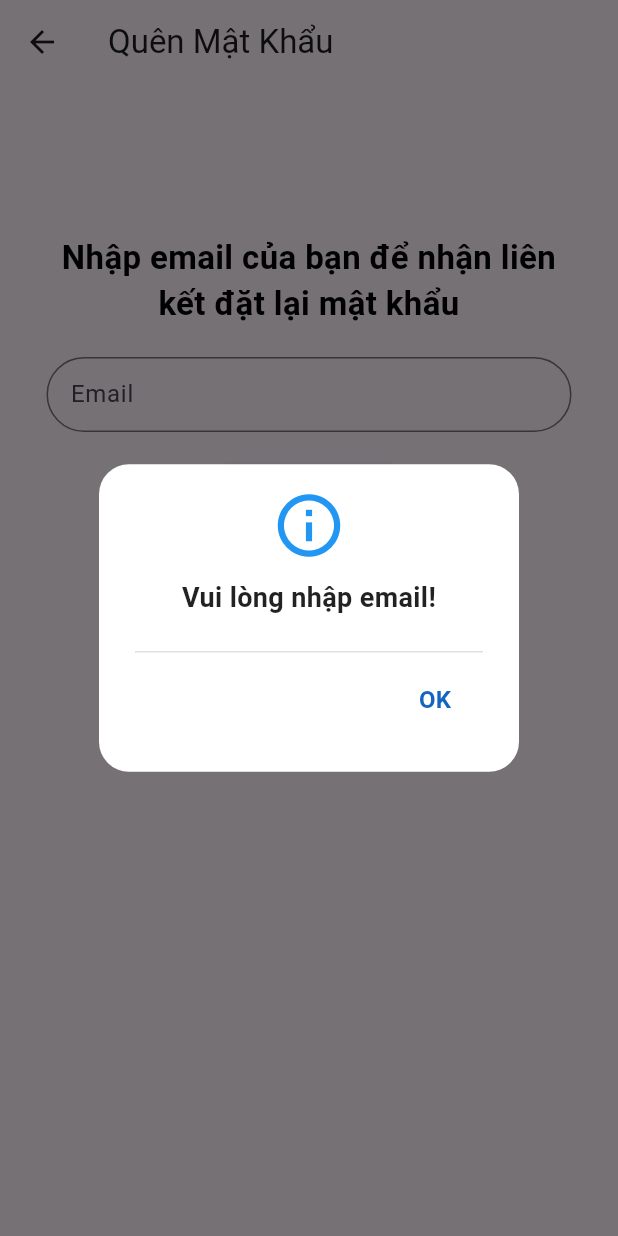
After one commit to Tinhdang-AI/fundy_management_app, a Flutter app: the ForgotPasswordScreen screen opened directly, after a tap on "Gửi Email", on a phone screen of 412 x 824 dp. The commit adds this screen. Run offline on Flutter 3.47's test engine with Material 3 defaults, Android fonts, the phone set to English and light mode, and no system bars; our stand-ins replace email_validator, firebase_auth, firebase_core, google_sign_in; accounts and stored records are empty.

Commit message:
Initial commit

```diff
--- a/da/lib/main.dart
+++ b/da/lib/main.dart
@@ -21,6 +21,7 @@ class MyApp extends StatelessWidget {
         '/login': (context) => LoginScreen(),
         '/signup': (context) => SignUpScreen(),
         '/expense': (context) => ExpenseScreen(),
+
       },
     );
   }
--- /dev/null
+++ b/da/lib/screens/forgot_password_screen.dart
@@ -0,0 +1,137 @@
+import 'package:firebase_auth/firebase_auth.dart';
+import 'package:flutter/material.dart';
+import 'package:email_validator/email_validator.dart';
+
+class ForgotPasswordScreen extends StatefulWidget {
+  @override
+  _ForgotPasswordScreenState createState() => _ForgotPasswordScreenState();
+}
+
+class _ForgotPasswordScreenState extends State<ForgotPasswordScreen> {
+  final TextEditingController _emailController = TextEditingController();
+
+  Future<void> _resetPassword() async {
+    String email = _emailController.text.trim();
+
+    if (email.isEmpty) {
+      showAlert("Vui lòng nhập email!");
+      return;
+    }
+
+    if (!EmailValidator.validate(email)) {
+      showAlert("Email không hợp lệ!");
+      return;
+    }
+
+    try {
+      // Kiểm tra xem email đã được đăng ký chưa
+      List<String> signInMethods =
+      await FirebaseAuth.instance.fetchSignInMethodsForEmail(email);
+
+      if (signInMethods.isEmpty) {
+        showAlert("Email chưa được đăng ký!");
+        return;
+      }
+
+      // Nếu email hợp lệ, gửi mã đặt lại mật khẩu
+      await FirebaseAuth.instance.sendPasswordResetEmail(email: email);
+      showAlert("Email đặt lại mật khẩu đã được gửi!");
+    } catch (e) {
+      showAlert("Lỗi: ${e.toString()}");
+    }
+  }
+
+  void showAlert(String message) {
+    showDialog(
+      context: context,
+      builder: (context) => AlertDialog(
+        shape: RoundedRectangleBorder(
+          borderRadius: BorderRadius.circular(20),
+        ),
+        backgroundColor: Colors.white,
+        content: Column(
+          mainAxisSize: MainAxisSize.min,
+          children: [
+            Icon(Icons.info_outline, size: 50, color: Colors.blue),
+            SizedBox(height: 10),
+            Text(
+              message,
+              textAlign: TextAlign.center,
+              style: TextStyle(
+                fontSize: 18,
+                fontWeight: FontWeight.bold,
+                color: Colors.black87,
+              ),
+            ),
+            SizedBox(height: 15),
+            Divider(color: Colors.grey.shade300),
+            Align(
+              alignment: Alignment.centerRight,
+              child: TextButton(
+                onPressed: () => Navigator.pop(context),
+                style: TextButton.styleFrom(
+                  foregroundColor: Colors.blue.shade800,
+                ),
+                child: Text(
+                  "OK",
+                  style: TextStyle(fontSize: 16, fontWeight: FontWeight.bold),
+                ),
+              ),
+            ),
+          ],
+        ),
+      ),
+    );
+  }
+
+  @override
+  Widget build(BuildContext context) {
+    return Scaffold(
+      appBar: AppBar(title: Text("Quên Mật Khẩu")),
+      body: Padding(
+        padding: EdgeInsets.only(top: 100, left: 30, right: 30),
+        child: Column(
+          children: [
+            Text(
+              "Nhập email của bạn để nhận liên kết đặt lại mật khẩu",
+              textAlign: TextAlign.center,
+              style: TextStyle(
+                fontSize: 22,
+                fontWeight: FontWeight.bold,
+                color: Colors.black,
+              ),
+            ),
+            SizedBox(height: 20),
+            Container(
+              width: 350,
+              height: 50,
+              child: TextField(
+                controller: _emailController,
+                decoration: InputDecoration(
+                  labelText: "Email",
+                  border: OutlineInputBorder(
+                    borderRadius: BorderRadius.circular(30),
+                  ),
+                ),
+              ),
+            ),
+            SizedBox(height: 20),
+            ElevatedButton(
+              onPressed: _resetPassword,
+              style: ElevatedButton.styleFrom(
+                padding: EdgeInsets.symmetric(horizontal: 40, vertical: 15),
+                shape: RoundedRectangleBorder(
+                  borderRadius: BorderRadius.circular(30),
+                ),
+              ),
+              child: Text(
+                "Gửi Email",
+                style: TextStyle(fontSize: 16, fontWeight: FontWeight.bold),
+              ),
+            ),
+          ],
+        ),
+      ),
+    );
+  }
+}
--- a/da/pubspec.yaml
+++ b/da/pubspec.yaml
@@ -37,6 +37,7 @@ dependencies:
   # The following adds the Cupertino Icons font to your application.
   # Use with the CupertinoIcons class for iOS style icons.
   cupertino_icons: ^1.0.8
+  email_validator: ^3.0.0
 
 dev_dependencies:
   flutter_test:
```
Also changed, not shown: da/lib/screens/login_screen.dart (+85 -10 lines), da/lib/screens/signup_screen.dart (+74 -8 lines), da/pubspec.lock.
